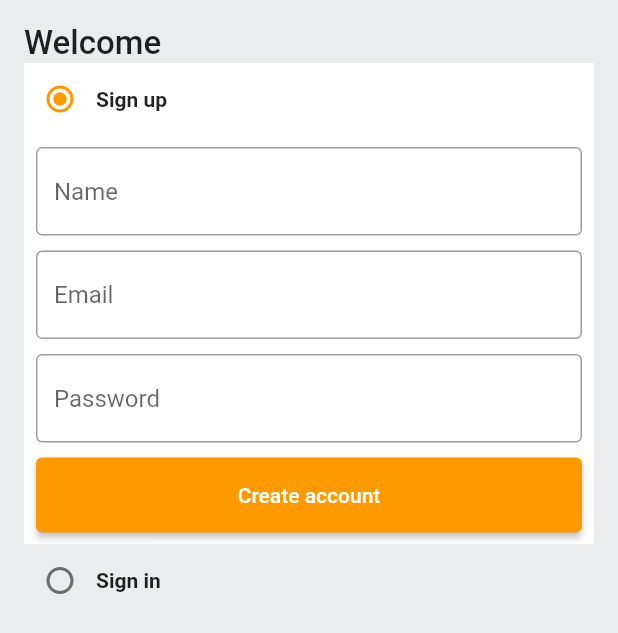
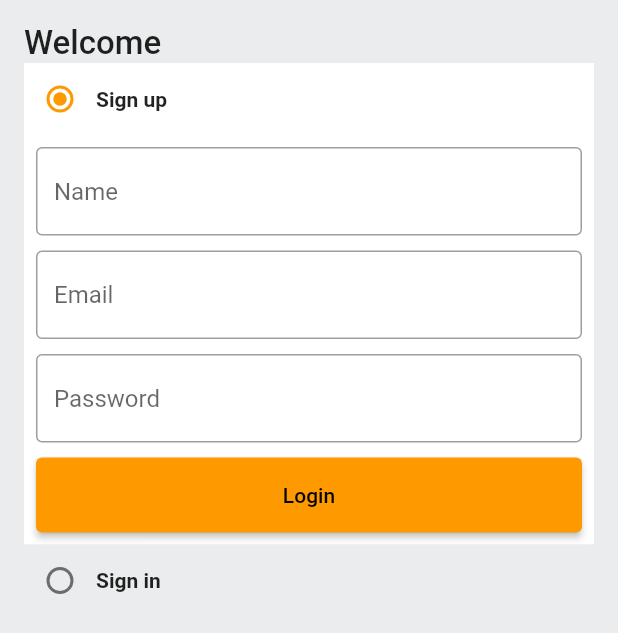
Before and after one commit to kashifmehmood9/flutter-shopping-app, a Flutter app: the screen it shows after launch, on a phone screen of 412 x 824 dp. Shown: the top 633 px of the screen. Run offline on Flutter 3.47's test engine with Material 2 defaults, Android fonts, the phone set to English and light mode, and no system bars.

Commit message:
resolved constructor errors

```diff
--- a/lib/common/custom_button.dart
+++ b/lib/common/custom_button.dart
@@ -4,7 +4,7 @@ class CustomButton extends StatelessWidget {
   final String text;
   final VoidCallback onTap;
   final Color? color;
-  const CustomButton({
+  CustomButton({
     Key? key,
     required this.text,
     required this.onTap,
@@ -22,7 +22,7 @@ class CustomButton extends StatelessWidget {
       ),
       onPressed: onTap,
       style: ElevatedButton.styleFrom(
-        minimumSize: const Size(double.infinity, 50),
+        minimumSize: Size(double.infinity, 50),
         backgroundColor: color,
       ),
     );
--- a/lib/features/screens/auth_screen.dart
+++ b/lib/features/screens/auth_screen.dart
@@ -63,7 +63,7 @@ class _AuthScreenState extends State<AuthScreen> {
                   child: Form(
                     key: _signUpFormKey,
                     child: Column(
-                      children: const [
+                      children: [
                         CustomTextField(
                           hintText: "Name",
                         ),
@@ -82,7 +82,11 @@ class _AuthScreenState extends State<AuthScreen> {
                         SizedBox(
                           height: 10,
                         ),
-                        CustomButton(text: "Create account", onTap: onTap)
+                        CustomButton(
+                          text: "Login",
+                          onTap: () {},
+                          color: GlobalVariables.secondaryColor,
+                        )
                       ],
                     ),
                   ),
```
